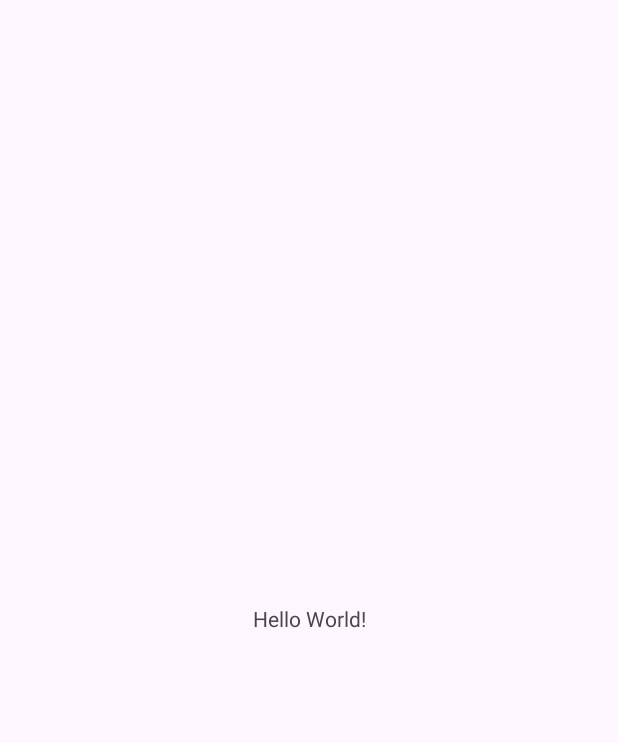
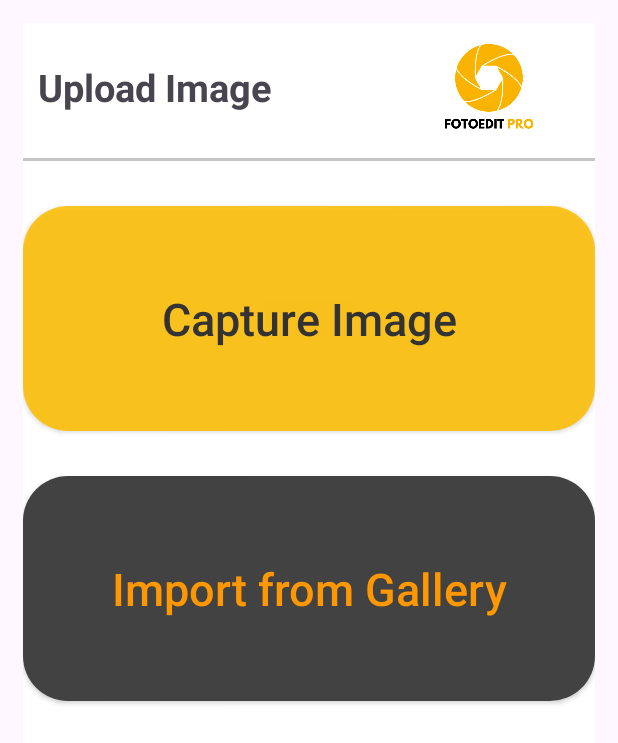
Before and after one commit to hmzza/photoEditorApp, an Android app: the screen it shows after launch (MainActivity), on a phone screen of 412 x 824 dp. Before the commit the part shown is almost empty. Shown: the top 743 px of the screen. Run offline under Robolectric (Android 15) with nearby library versions, the phone set to English and light mode, and no system bars.

Commit message:
implemented select image option UI

```diff
--- a/app/src/main/AndroidManifest.xml
+++ b/app/src/main/AndroidManifest.xml
@@ -13,6 +13,12 @@
         android:theme="@style/Theme.PhotoEditorApp"
         tools:targetApi="31">
         <activity
+            android:name=".EditingPage"
+            android:exported="false" />
+        <activity
+            android:name=".editPage"
+            android:exported="false" />
+        <activity
             android:name=".MainActivity"
             android:exported="true">
             <intent-filter>
--- /dev/null
+++ b/app/src/main/java/com/hamzaiqbal/photoeditorapp/EditingPage.java
@@ -0,0 +1,14 @@
+package com.hamzaiqbal.photoeditorapp;
+
+import androidx.appcompat.app.AppCompatActivity;
+
+import android.os.Bundle;
+
+public class EditingPage extends AppCompatActivity {
+
+    @Override
+    protected void onCreate(Bundle savedInstanceState) {
+        super.onCreate(savedInstanceState);
+        setContentView(R.layout.activity_editing_page);
+    }
+}
--- /dev/null
+++ b/app/src/main/res/layout/activity_editing_page.xml
@@ -0,0 +1,9 @@
+<?xml version="1.0" encoding="utf-8"?>
+<androidx.constraintlayout.widget.ConstraintLayout xmlns:android="http://schemas.android.com/apk/res/android"
+    xmlns:app="http://schemas.android.com/apk/res-auto"
+    xmlns:tools="http://schemas.android.com/tools"
+    android:layout_width="match_parent"
+    android:layout_height="match_parent"
+    tools:context=".EditingPage">
+
+</androidx.constraintlayout.widget.ConstraintLayout>
--- a/app/src/main/res/layout/activity_main.xml
+++ b/app/src/main/res/layout/activity_main.xml
@@ -1,18 +1,74 @@
 <?xml version="1.0" encoding="utf-8"?>
-<androidx.constraintlayout.widget.ConstraintLayout xmlns:android="http://schemas.android.com/apk/res/android"
+<LinearLayout xmlns:android="http://schemas.android.com/apk/res/android"
     xmlns:app="http://schemas.android.com/apk/res-auto"
     xmlns:tools="http://schemas.android.com/tools"
     android:layout_width="match_parent"
     android:layout_height="match_parent"
-    tools:context=".MainActivity">
+    android:orientation="vertical"
+    android:scrollbars="none"
+    tools:context=".MainActivity"
+    android:layout_margin="15dp"
+    tools:visibility="visible"
+    android:background="@color/white">
+
+    <LinearLayout
+        android:layout_width="match_parent"
+        android:layout_height="70dp"
+        android:layout_margin="10dp"
+        android:orientation="horizontal">
+
+
+        <TextView
+            android:id="@+id/textview1"
+            android:layout_width="wrap_content"
+            android:layout_height="match_parent"
+            android:text="Upload Image"
+            android:textSize="25dp"
+            android:layout_marginTop="15dp"
+            android:textStyle="bold"
+
+            />
+
+        <ImageView
+            android:id="@+id/logoLoginPage"
+            android:layout_width="89dp"
+            android:layout_height="70dp"
+            android:layout_gravity="right"
+            android:layout_marginLeft="100dp"
+            android:src="@drawable/logo_with_black" />
+
+    </LinearLayout>
 
     <TextView
-        android:layout_width="wrap_content"
-        android:layout_height="wrap_content"
-        android:text="Hello World!"
-        app:layout_constraintBottom_toBottomOf="parent"
-        app:layout_constraintEnd_toEndOf="parent"
-        app:layout_constraintStart_toStartOf="parent"
-        app:layout_constraintTop_toTopOf="parent" />
+        android:layout_width="match_parent"
+        android:layout_height="2dp"
+        android:background="#C6C6C6"
+        />
 
-</androidx.constraintlayout.widget.ConstraintLayout>
+    <androidx.appcompat.widget.AppCompatButton
+        android:id="@+id/uploadPhoto"
+        android:layout_width="match_parent"
+        android:layout_height="150dp"
+        android:layout_gravity="center"
+        android:layout_marginTop="30dp"
+        android:background="@drawable/button_design"
+        android:hint="Capture Image"
+        android:textColor="#FFFFFF"
+        android:textColorHint="#343333"
+        android:textSize="30dp"
+        android:textStyle="normal" />
+
+    <androidx.appcompat.widget.AppCompatButton
+        android:id="@+id/uploadgallery"
+        android:layout_width="match_parent"
+        android:layout_height="150dp"
+        android:layout_gravity="center"
+        android:layout_marginTop="30dp"
+        android:background="@drawable/button_design2"
+        android:hint="Import from Gallery"
+        android:textColorHint="@color/yellow"
+        android:textSize="30dp"
+        android:textStyle="normal" />
+
+
+</LinearLayout>
--- a/app/src/main/res/values/colors.xml
+++ b/app/src/main/res/values/colors.xml
@@ -2,4 +2,5 @@
 <resources>
     <color name="black">#FF000000</color>
     <color name="white">#FFFFFFFF</color>
+    <color name="yellow">#FF9800</color>
 </resources>
```
